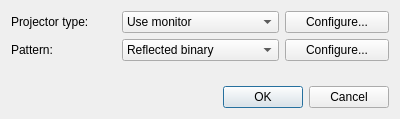
Old version of the form gui/projectorsettingsdialog.ui in the repository ryaninvents/PicoScan.
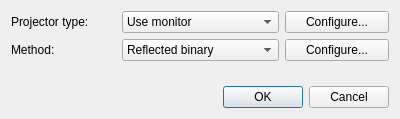
New version of the form. Icons and pictures are not drawn.

```diff
--- a/gui/projectorsettingsdialog.ui
+++ b/gui/projectorsettingsdialog.ui
@@ -56,7 +56,7 @@
      <item row="1" column="0">
       <widget class="QLabel" name="label_2">
        <property name="text">
-        <string>Pattern:</string>
+        <string>Method:</string>
        </property>
       </widget>
      </item>
```
Left out of the diff: 2 changed lines with no effect on the pictures.
